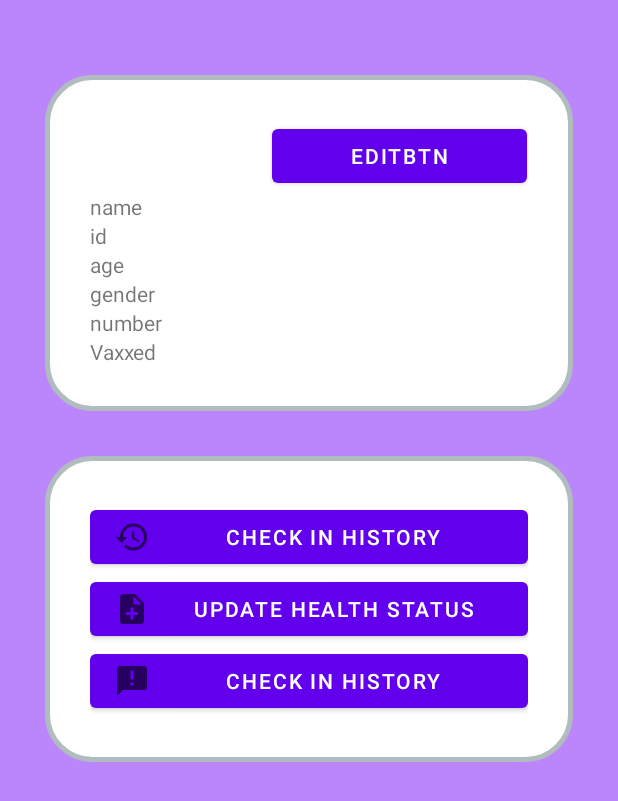
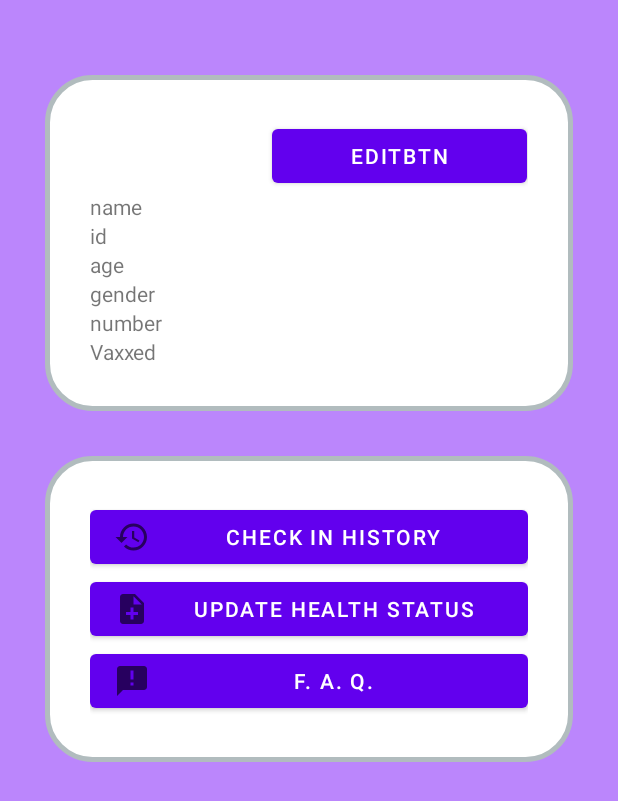
Before and after one commit to mikey6767/KovidTracker, an Android app: the layout fragment_profile.xml on its own in the app's theme, with its tools: preview values and no code run, on a phone screen of 412 x 824 dp. Shown: the top 801 px of the screen. Run offline under Robolectric (Android 15) with nearby library versions, the phone set to English and light mode, and no system bars.

Commit message:
Profile button fixed

```diff
--- a/app/src/main/res/layout/fragment_profile.xml
+++ b/app/src/main/res/layout/fragment_profile.xml
@@ -58,19 +58,22 @@
             android:padding="30dp"
             android:background="@drawable/bg_rounded_corner">
             <Button
+                android:id="@+id/profile_his_btn"
                 android:layout_width="match_parent"
                 android:layout_height="wrap_content"
                 android:text="check in history"
                 android:drawableLeft="@drawable/ic_baseline_history_24" />
             <Button
+                android:id="@+id/profile_hs_btn"
                 android:layout_width="match_parent"
                 android:layout_height="wrap_content"
                 android:text="update health status"
                 android:drawableLeft="@drawable/ic_baseline_note_add_24" />
             <Button
+                android:id="@+id/profile_faq"
                 android:layout_width="match_parent"
                 android:layout_height="wrap_content"
-                android:text="check in history"
+                android:text="F. A. Q."
                 android:drawableLeft="@drawable/ic_baseline_announcement_24" />
         </LinearLayout>
     </LinearLayout>
```
Also changed, not shown: app/src/main/java/com/example/kovidtracker/fragments/ProfileFragment.kt (+21 -5 lines).
